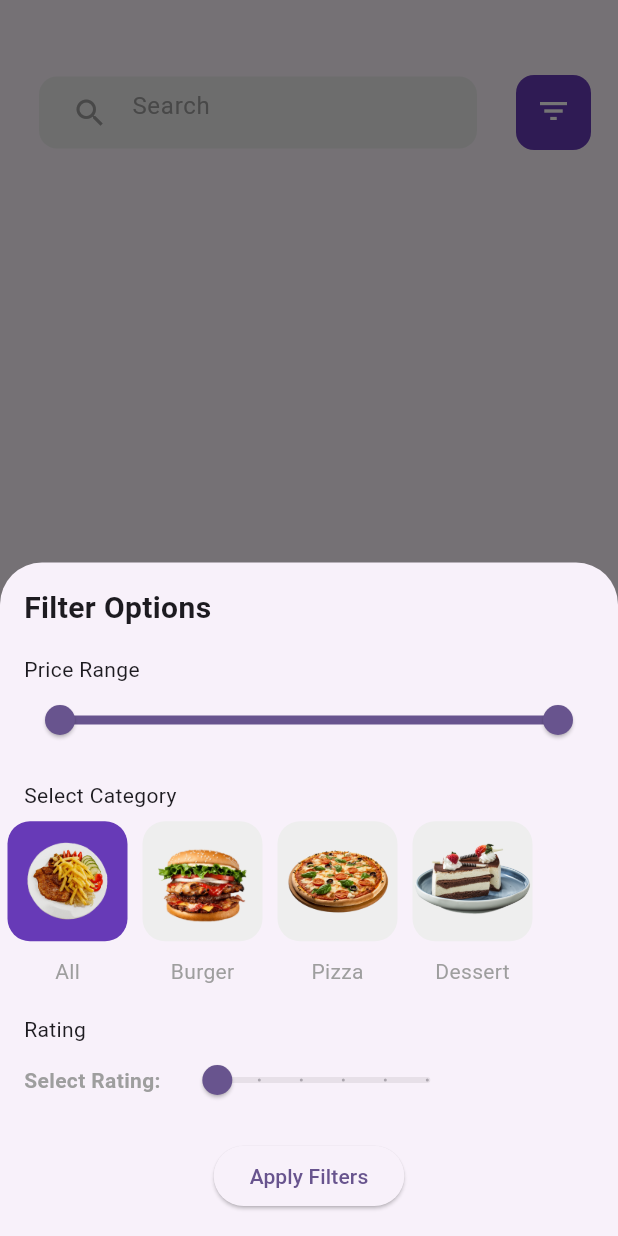
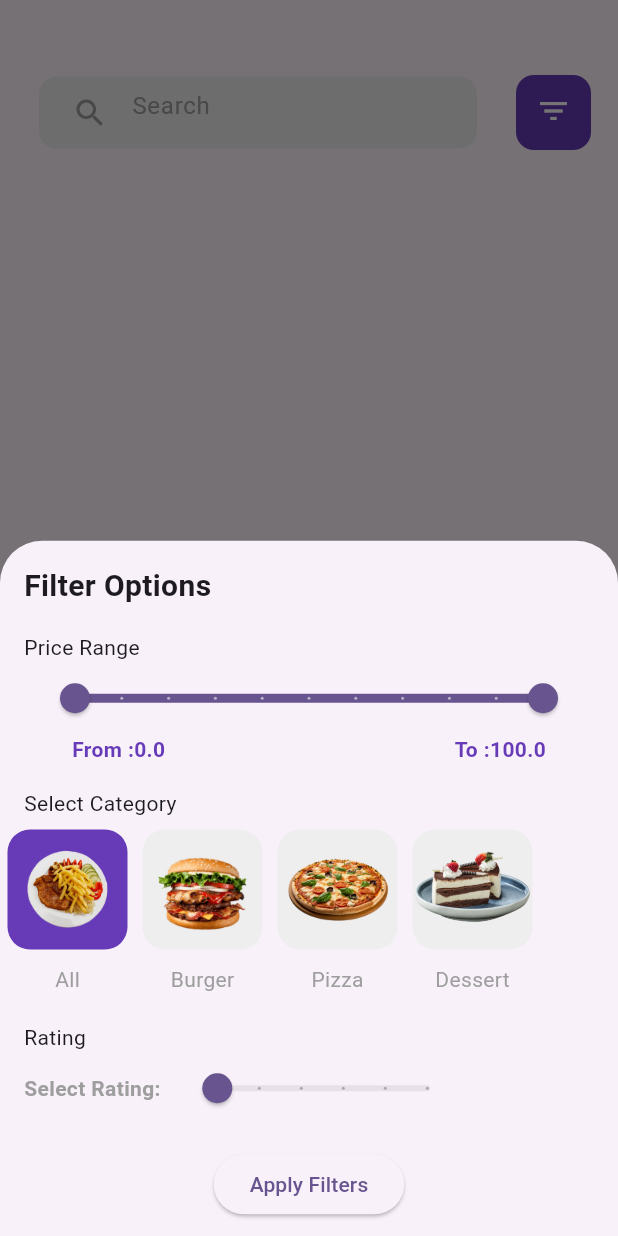
Before and after one commit to zetro-malik/Flutter-Food-Order-App, a Flutter app: the BottomNavigationView screen opened directly, item 2 of the bottom bar chosen, after a tap on the "filter list" icon, on a phone screen of 412 x 824 dp. Run offline on Flutter 3.47's test engine with Material 2 defaults, Android fonts, the phone set to English and light mode, and no system bars; our stand-ins replace get; missing offline and left inert: dart:ffi.

Commit message:
update filter bottom sheet UI

```diff
--- a/lib/screens/search_food/search_food_view.dart
+++ b/lib/screens/search_food/search_food_view.dart
@@ -96,15 +96,34 @@ class SearchFoodView extends StatelessWidget {
               padding:  EdgeInsets.symmetric(horizontal: 16.0),
               child:  Text('Price Range'),
             ),
+
             Padding(
-              padding: const EdgeInsets.symmetric(horizontal: 16.0),
-              child: RangeSlider(
-                values: const RangeValues(0, 100),
-                min: 0,
-                max: 100,
-                onChanged: (RangeValues values) {
-                  // Handle price range changes
-                },
+              padding: const EdgeInsets.symmetric(horizontal: 24.0),
+              child: Obx(() =>  Column(
+                children: [
+                  RangeSlider(
+                      values: viewModel.priceRange.value,
+                      min: 0,
+                      max: 100,
+                      divisions: 10,
+                      onChanged: (RangeValues values) {
+                       viewModel.updatePriceRange(values);
+                      },
+                    ),
+
+                  Padding(
+                    padding: const EdgeInsets.symmetric(horizontal: 24.0),
+                    child: Row(
+                      mainAxisAlignment: MainAxisAlignment.spaceBetween,
+                      children: [
+                        Text("From :${viewModel.priceRange.value.start.toString()}",style:const TextStyle(fontWeight: FontWeight.bold,color: Colors.deepPurple),),
+                        Text("To :${viewModel.priceRange.value.end.toString()}",style: const TextStyle(fontWeight: FontWeight.bold,color: Colors.deepPurple),),
+
+                      ],
+                    ),
+                  ),
+                ],
+              ),
               ),
             ),
             const SizedBox(height: 16),
@@ -122,7 +141,7 @@ class SearchFoodView extends StatelessWidget {
               padding: const EdgeInsets.symmetric(horizontal: 16.0),
               child: RatingSelector(
                 onChanged: (double rating) {
-                  // Handle rating changes
+                  viewModel.updateFilterRating(rating);
                 },
               ),
             ),
--- a/lib/screens/search_food/search_food_viewmodel.dart
+++ b/lib/screens/search_food/search_food_viewmodel.dart
@@ -1,10 +1,12 @@
 
 
+import 'package:flutter/material.dart';
 import 'package:get/get.dart';
 
 class SearchFoodViewModel extends GetxController{
 
   RxInt selectedTab = 0.obs;
+  double filterRating = 0;
   List<Map<String, String>> tabViewItems = [
     {
       'name':"All",
@@ -25,6 +27,16 @@ class SearchFoodViewModel extends GetxController{
 
   ];
 
+  var priceRange = const RangeValues(0, 100).obs;
+
+  void updatePriceRange(RangeValues values) {
+    priceRange.value = values;
+  }
+
+  updateFilterRating(double val){
+    filterRating = val;
+  }
+
 
   updateSelectTab(newValue){
     selectedTab.value=newValue;
```
